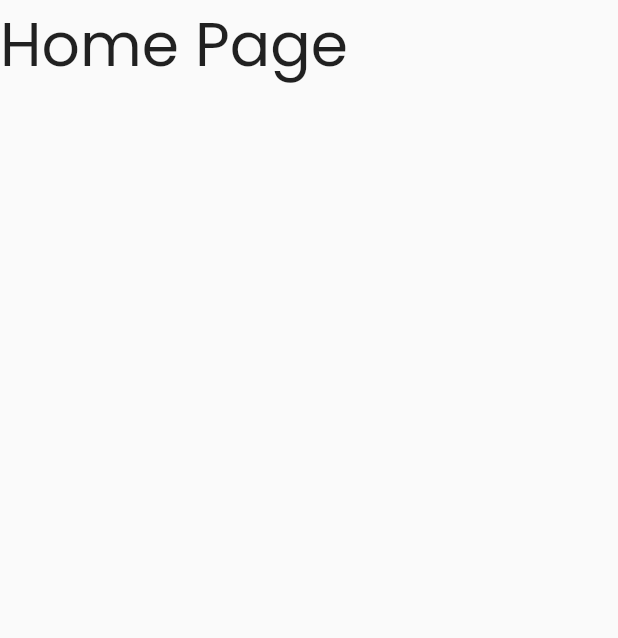
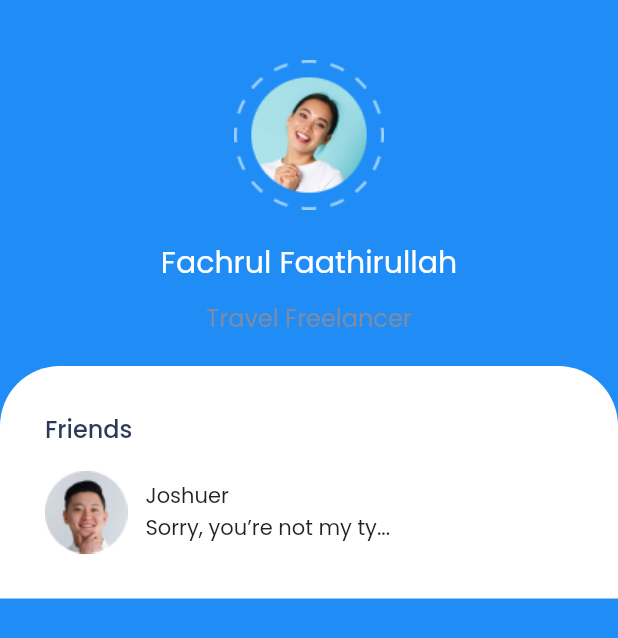
Before and after one commit to ffaathirullah/flutter-chatty, a Flutter app: the screen it shows after launch, on a phone screen of 412 x 824 dp. Shown: the top 638 px of the screen. Run offline on Flutter 3.47's test engine with Material 2 defaults, Android fonts, the phone set to English and light mode, and no system bars.

Commit message:
chatty 5

```diff
--- a/lib/home_pages.dart
+++ /dev/null
@@ -1,13 +0,0 @@
-import 'package:flutter/material.dart';
-
-class HomePage extends StatelessWidget {
-  @override
-  Widget build(BuildContext context) {
-    return Scaffold(
-      body: Text(
-        "Home Page",
-        style: TextStyle(fontSize: 40),
-      ),
-    );
-  }
-}
--- a/lib/main.dart
+++ b/lib/main.dart
@@ -1,5 +1,5 @@
 import 'package:flutter/material.dart';
-import 'package:flutter_application_3/home_pages.dart';
+import 'package:flutter_application_3/pages/home_pages.dart';
 
 void main() {
   runApp(MyApp());
--- /dev/null
+++ b/lib/pages/home_pages.dart
@@ -0,0 +1,83 @@
+import 'package:flutter/material.dart';
+import 'package:flutter_application_3/theme.dart';
+
+class HomePage extends StatelessWidget {
+  @override
+  Widget build(BuildContext context) {
+    return Scaffold(
+      backgroundColor: blueColor,
+      body: SafeArea(
+          child: Center(
+        child: Column(
+          children: [
+            SizedBox(
+              height: 40,
+            ),
+            Image.asset(
+              "assets/images/profile.png",
+              height: 100,
+              width: 100,
+            ),
+            SizedBox(
+              height: 20,
+            ),
+            Text(
+              "Fachrul Faathirullah",
+              style: TextStyle(
+                fontSize: 20,
+                color: whiteColor,
+              ),
+            ),
+            SizedBox(
+              height: 10,
+            ),
+            Text(
+              "Travel Freelancer",
+              style: TextStyle(fontSize: 16, color: grayColor),
+            ),
+            SizedBox(
+              height: 20,
+            ),
+            Container(
+              width: double.infinity,
+              padding: EdgeInsets.all(30),
+              decoration: BoxDecoration(
+                  color: whiteColor,
+                  borderRadius:
+                      BorderRadius.vertical(top: Radius.circular(40))),
+              child: Column(
+                crossAxisAlignment: CrossAxisAlignment.start,
+                children: [
+                  Text(
+                    "Friends",
+                    style: titleTextStyle,
+                  ),
+                  SizedBox(
+                    height: 16,
+                  ),
+                  Row(
+                    children: [
+                      Image.asset(
+                        "assets/images/pic1.png",
+                        width: 55,
+                        height: 55,
+                      ),
+                      SizedBox(width: 12),
+                      Column(
+                        crossAxisAlignment: CrossAxisAlignment.start,
+                        children: [
+                          Text("Joshuer"),
+                          Text("Sorry, you’re not my ty...")
+                        ],
+                      )
+                    ],
+                  )
+                ],
+              ),
+            )
+          ],
+        ),
+      )),
+    );
+  }
+}
--- /dev/null
+++ b/lib/theme.dart
@@ -0,0 +1,18 @@
+import 'package:flutter/cupertino.dart';
+
+import 'package:flutter/material.dart';
+import 'package:flutter/rendering.dart';
+
+Color blueColor = Color(0xff1F8DF5);
+Color whiteColor = Color(0xffFFFFFF);
+Color tBlueColor = Color(0xff9ED0FF);
+Color blackColor = Color(0xff2C3A59);
+Color grayColor = Color(0xff808BA2);
+Color greenColor = Color(0xff29CB9E);
+
+TextStyle titleTextStyle =
+    TextStyle(color: blackColor, fontWeight: FontWeight.w500, fontSize: 16);
+TextStyle subTextStyle =
+    TextStyle(color: grayColor, fontWeight: FontWeight.w300, fontSize: 14);
+TextStyle normalTextStyle =
+    TextStyle(color: blackColor, fontWeight: FontWeight.w400, fontSize: 14);
--- a/pubspec.yaml
+++ b/pubspec.yaml
@@ -56,9 +56,8 @@ flutter:
   uses-material-design: true
 
   # To add assets to your application, add an assets section, like this:
-  # assets:
-  #   - images/a_dot_burr.jpeg
-  #   - images/a_dot_ham.jpeg
+  assets:
+    - assets/images/
 
   # An image asset can refer to one or more resolution-specific "variants", see
   # https://flutter.dev/assets-and-images/#resolution-aware.
```
Also changed, not shown: assets/images/icon.png (added), assets/images/icon2.png (added), assets/images/icon3.png (added), assets/images/pic1.png (added), assets/images/pic2.png (added), assets/images/profile.png (added).
